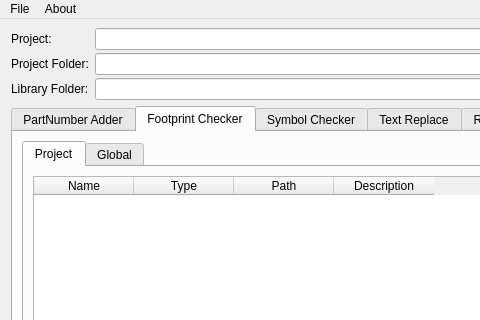
Qt form res/mainwindow.ui (computergeek1507/KicadHelper) before a commit; both pictures show x 0 to 480 and y 0 to 320 of the 1046 by 928 pixel window.
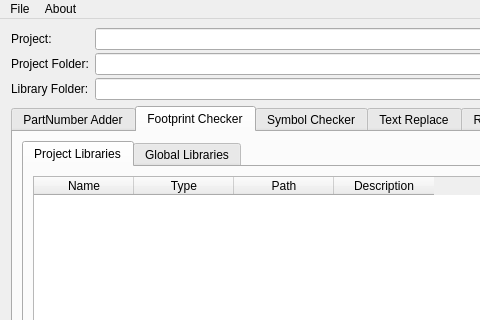
The same form after that commit. Icons and pictures are not drawn.

Patch:
```diff
--- a/res/mainwindow.ui
+++ b/res/mainwindow.ui
@@ -213,7 +213,7 @@
           </property>
           <widget class="QWidget" name="tab">
            <attribute name="title">
-            <string>Project</string>
+            <string>Project Libraries</string>
            </attribute>
            <layout class="QHBoxLayout" name="horizontalLayout_4">
             <item>
@@ -332,7 +332,7 @@
           </widget>
           <widget class="QWidget" name="tab_2">
            <attribute name="title">
-            <string>Global</string>
+            <string>Global Libraries</string>
            </attribute>
            <layout class="QVBoxLayout" name="verticalLayout_5">
             <item>
```
Left out of the diff: 8 changed lines with no effect on the pictures.
